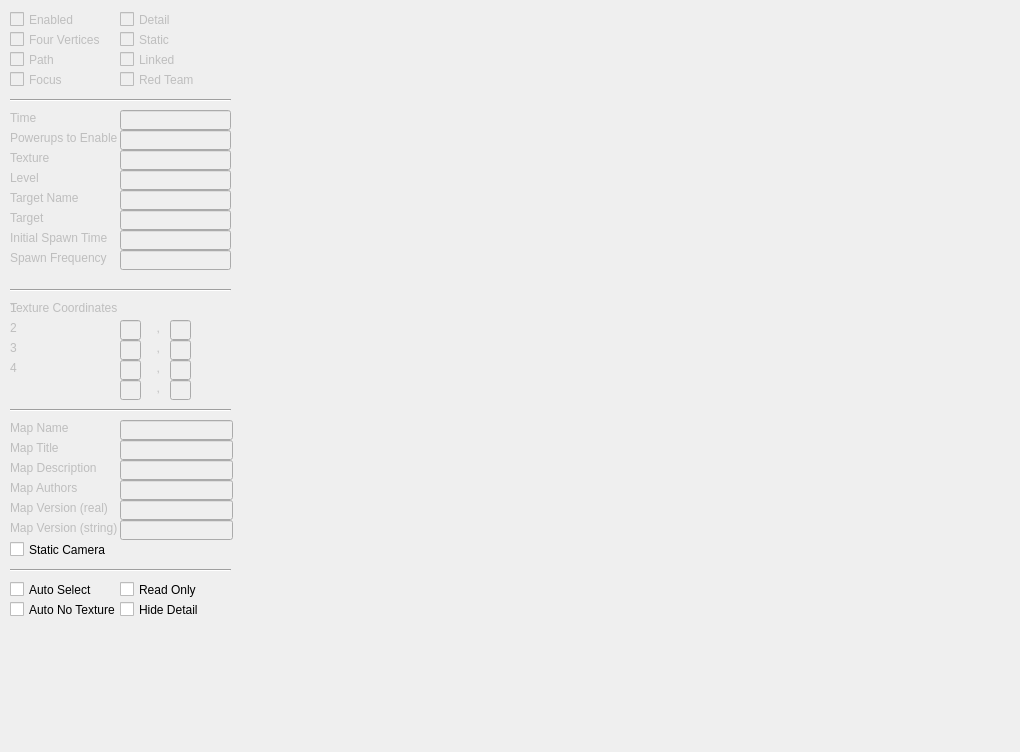
Qt form tankbobs-editor/properties.ui (bairyn/tankbobs) before a commit.
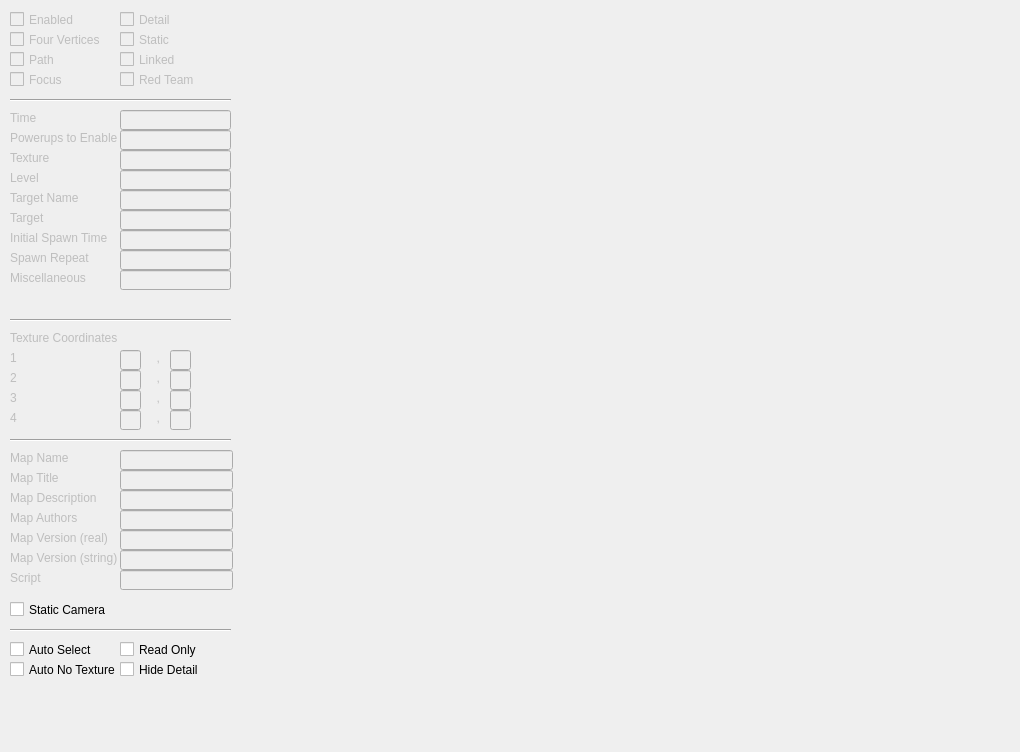
The same form after that commit.

What changed in the file:
```diff
--- a/tankbobs-editor/properties.ui
+++ b/tankbobs-editor/properties.ui
@@ -102,7 +102,7 @@
    <property name="geometry">
     <rect>
      <x>10</x>
-     <y>420</y>
+     <y>450</y>
      <width>81</width>
      <height>16</height>
     </rect>
@@ -121,7 +121,7 @@
    <property name="geometry">
     <rect>
      <x>10</x>
-     <y>440</y>
+     <y>470</y>
      <width>81</width>
      <height>16</height>
     </rect>
@@ -140,7 +140,7 @@
    <property name="geometry">
     <rect>
      <x>10</x>
-     <y>460</y>
+     <y>490</y>
      <width>101</width>
      <height>16</height>
     </rect>
@@ -159,7 +159,7 @@
    <property name="geometry">
     <rect>
      <x>10</x>
-     <y>480</y>
+     <y>510</y>
      <width>81</width>
      <height>16</height>
     </rect>
@@ -178,7 +178,7 @@
    <property name="geometry">
     <rect>
      <x>10</x>
-     <y>520</y>
+     <y>550</y>
      <width>111</width>
      <height>16</height>
     </rect>
@@ -197,7 +197,7 @@
    <property name="geometry">
     <rect>
      <x>120</x>
-     <y>420</y>
+     <y>450</y>
      <width>113</width>
      <height>20</height>
     </rect>
@@ -210,7 +210,7 @@
    <property name="geometry">
     <rect>
      <x>120</x>
-     <y>440</y>
+     <y>470</y>
      <width>113</width>
      <height>20</height>
     </rect>
@@ -223,7 +223,7 @@
    <property name="geometry">
     <rect>
      <x>120</x>
-     <y>460</y>
+     <y>490</y>
      <width>113</width>
      <height>20</height>
     </rect>
@@ -236,7 +236,7 @@
    <property name="geometry">
     <rect>
      <x>120</x>
-     <y>480</y>
+     <y>510</y>
      <width>113</width>
      <height>20</height>
     </rect>
@@ -249,7 +249,7 @@
    <property name="geometry">
     <rect>
      <x>120</x>
-     <y>520</y>
+     <y>550</y>
      <width>113</width>
      <height>20</height>
     </rect>
@@ -259,7 +259,7 @@
    <property name="geometry">
     <rect>
      <x>10</x>
-     <y>560</y>
+     <y>620</y>
      <width>221</width>
      <height>20</height>
     </rect>
@@ -275,7 +275,7 @@
    <property name="geometry">
     <rect>
      <x>10</x>
-     <y>580</y>
+     <y>640</y>
      <width>131</width>
      <height>19</height>
     </rect>
@@ -300,7 +300,7 @@
    <property name="geometry">
     <rect>
      <x>120</x>
-     <y>580</y>
+     <y>640</y>
      <width>131</width>
      <height>19</height>
     </rect>
@@ -325,7 +325,7 @@
    <property name="geometry">
     <rect>
      <x>10</x>
-     <y>600</y>
+     <y>660</y>
      <width>131</width>
      <height>19</height>
     </rect>
@@ -401,8 +401,8 @@
    <property name="geometry">
     <rect>
      <x>10</x>
-     <y>500</y>
-     <width>101</width>
+     <y>530</y>
+     <width>111</width>
      <height>16</height>
     </rect>
    </property>
@@ -420,7 +420,7 @@
    <property name="geometry">
     <rect>
      <x>120</x>
-     <y>500</y>
+     <y>530</y>
      <width>113</width>
      <height>20</height>
     </rect>
@@ -494,7 +494,7 @@
    <property name="geometry">
     <rect>
      <x>10</x>
-     <y>400</y>
+     <y>430</y>
      <width>221</width>
      <height>20</height>
     </rect>
@@ -507,7 +507,7 @@
    <property name="geometry">
     <rect>
      <x>10</x>
-     <y>280</y>
+     <y>310</y>
      <width>221</width>
      <height>20</height>
     </rect>
@@ -523,7 +523,7 @@
    <property name="geometry">
     <rect>
      <x>10</x>
-     <y>300</y>
+     <y>350</y>
      <width>61</width>
      <height>16</height>
     </rect>
@@ -542,7 +542,7 @@
    <property name="geometry">
     <rect>
      <x>10</x>
-     <y>320</y>
+     <y>370</y>
      <width>61</width>
      <height>16</height>
     </rect>
@@ -561,7 +561,7 @@
    <property name="geometry">
     <rect>
      <x>10</x>
-     <y>340</y>
+     <y>390</y>
      <width>61</width>
      <height>16</height>
     </rect>
@@ -580,7 +580,7 @@
    <property name="geometry">
     <rect>
      <x>10</x>
-     <y>360</y>
+     <y>410</y>
      <width>61</width>
      <height>16</height>
     </rect>
@@ -599,7 +599,7 @@
    <property name="geometry">
     <rect>
      <x>120</x>
-     <y>320</y>
+     <y>350</y>
      <width>21</width>
      <height>20</height>
     </rect>
@@ -612,7 +612,7 @@
    <property name="geometry">
     <rect>
      <x>120</x>
-     <y>340</y>
+     <y>370</y>
      <width>21</width>
      <height>20</height>
     </rect>
@@ -625,7 +625,7 @@
    <property name="geometry">
     <rect>
      <x>120</x>
-     <y>360</y>
+     <y>390</y>
      <width>21</width>
      <height>20</height>
     </rect>
@@ -638,7 +638,7 @@
    <property name="geometry">
     <rect>
      <x>120</x>
-     <y>380</y>
+     <y>410</y>
      <width>21</width>
      <height>20</height>
     </rect>
@@ -651,7 +651,7 @@
    <property name="geometry">
     <rect>
      <x>150</x>
-     <y>320</y>
+     <y>350</y>
      <width>21</width>
      <height>16</height>
     </rect>
@@ -670,7 +670,7 @@
    <property name="geometry">
     <rect>
      <x>150</x>
-     <y>340</y>
+     <y>370</y>
      <width>21</width>
      <height>16</height>
     </rect>
@@ -689,7 +689,7 @@
    <property name="geometry">
     <rect>
      <x>150</x>
-     <y>360</y>
+     <y>390</y>
      <width>21</width>
      <height>16</height>
     </rect>
@@ -708,7 +708,7 @@
    <property name="geometry">
     <rect>
      <x>150</x>
-     <y>380</y>
+     <y>410</y>
      <width>21</width>
      <height>16</height>
     </rect>
@@ -727,7 +727,7 @@
    <property name="geometry">
     <rect>
      <x>170</x>
-     <y>320</y>
+     <y>350</y>
      <width>21</width>
      <height>20</height>
     </rect>
@@ -740,7 +740,7 @@
    <property name="geometry">
     <rect>
      <x>170</x>
-     <y>340</y>
+     <y>370</y>
      <width>21</width>
      <height>20</height>
     </rect>
@@ -753,7 +753,7 @@
    <property name="geometry">
     <rect>
      <x>170</x>
-     <y>360</y>
+     <y>390</y>
      <width>21</width>
      <height>20</height>
     </rect>
@@ -766,7 +766,7 @@
    <property name="geometry">
     <rect>
      <x>170</x>
-     <y>380</y>
+     <y>410</y>
      <width>21</width>
      <height>20</height>
     </rect>
@@ -877,7 +877,7 @@
    <property name="geometry">
     <rect>
      <x>10</x>
-     <y>300</y>
+     <y>330</y>
      <width>221</width>
      <height>16</height>
     </rect>
@@ -896,7 +896,7 @@
    <property name="geometry">
     <rect>
      <x>120</x>
-     <y>600</y>
+     <y>660</y>
      <width>131</width>
      <height>19</height>
     </rect>
@@ -1062,7 +1062,7 @@
     <cursorShape>SizeAllCursor</cursorShape>
    </property>
    <property name="text">
-    <string>Spawn Frequency</string>
+    <string>Spawn Repeat</string>
    </property>
   </widget>
   <widget class="QLineEdit" name="repeat">
@@ -1110,7 +1110,7 @@
    <property name="geometry">
     <rect>
      <x>10</x>
-     <y>540</y>
+     <y>600</y>
      <width>131</width>
      <height>19</height>
     </rect>
@@ -1128,6 +1128,70 @@
     <bool>false</bool>
    </property>
   </widget>
+  <widget class="QLabel" name="scriptLabel">
+   <property name="enabled">
+    <bool>false</bool>
+   </property>
+   <property name="geometry">
+    <rect>
+     <x>10</x>
+     <y>570</y>
+     <width>111</width>
+     <height>16</height>
+    </rect>
+   </property>
+   <property name="cursor">
+    <cursorShape>SizeAllCursor</cursorShape>
+   </property>
+   <property name="text">
+    <string>Script</string>
+   </property>
+  </widget>
+  <widget class="QLineEdit" name="script">
+   <property name="enabled">
+    <bool>false</bool>
+   </property>
+   <property name="geometry">
+    <rect>
+     <x>120</x>
+     <y>570</y>
+     <width>113</width>
+     <height>20</height>
+    </rect>
+   </property>
+  </widget>
+  <widget class="QLabel" name="miscLabel">
+   <property name="enabled">
+    <bool>false</bool>
+   </property>
+   <property name="geometry">
+    <rect>
+     <x>10</x>
+     <y>270</y>
+     <width>111</width>
+     <height>16</height>
+    </rect>
+   </property>
+   <property name="cursor">
+    <cursorShape>SizeAllCursor</cursorShape>
+   </property>
+   <property name="text">
+    <string>Miscellaneous</string>
+   </property>
+  </widget>
+  <widget class="QLineEdit" name="misc">
+   <property name="enabled">
+    <bool>false</bool>
+   </property>
+   <property name="geometry">
+    <rect>
+     <x>120</x>
+     <y>270</y>
+     <width>111</width>
+     <height>20</height>
+    </rect>
+   </property>
+  </widget>
  </widget>
  <resources/>
  <connections/>
```
